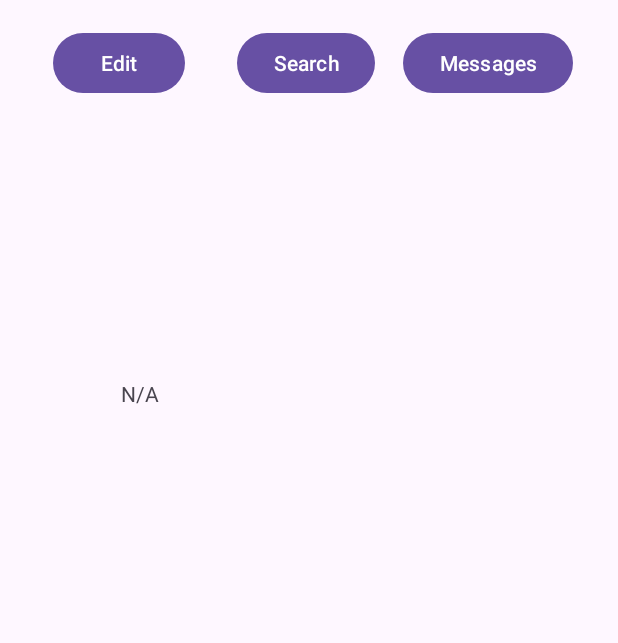
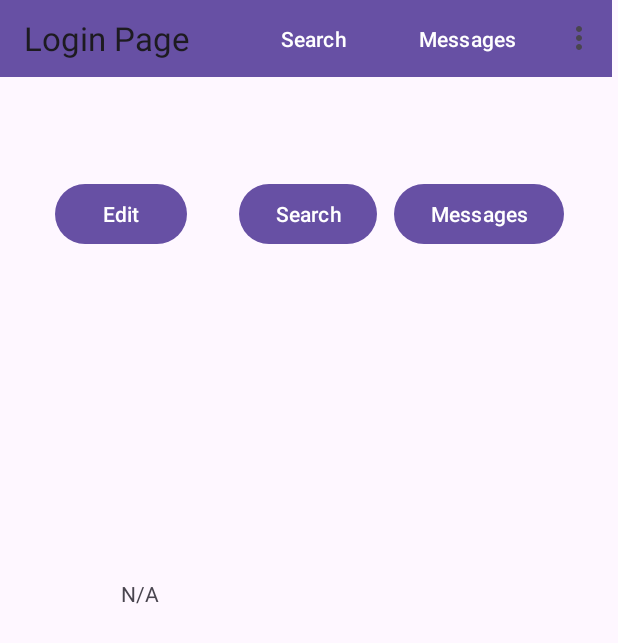
Before and after one commit to CS5520Fall2024Feinberg/Group5_Final, an Android app: the loginPage screen opened directly, with no data from a screen before it, on a phone screen of 412 x 824 dp. Shown: the top 643 px of the screen. Run offline under Robolectric (Android 15) with nearby library versions, the phone set to English and light mode, and no system bars.

Commit message:
added nav bar to loginPage

```diff
--- a/app/src/main/java/edu/northeastern/group5_final/loginPage.java
+++ b/app/src/main/java/edu/northeastern/group5_final/loginPage.java
@@ -2,13 +2,24 @@ package edu.northeastern.group5_final;
 
 import android.content.Intent;
 import android.os.Bundle;
+import android.view.Menu;
+import android.view.MenuInflater;
+import android.view.View;
+import android.widget.AdapterView;
+import android.widget.ArrayAdapter;
 import android.widget.Button;
+import android.widget.Spinner;
+import android.widget.Toast;
+
 
 import androidx.activity.EdgeToEdge;
 import androidx.appcompat.app.AppCompatActivity;
+import androidx.appcompat.widget.Toolbar;
 import androidx.core.graphics.Insets;
 import androidx.core.view.ViewCompat;
 import androidx.core.view.WindowInsetsCompat;
+
+import java.util.ArrayList;
 
 public class loginPage extends AppCompatActivity {
 
@@ -18,8 +29,27 @@ public class loginPage extends AppCompatActivity {
         EdgeToEdge.enable(this);
         setContentView(R.layout.activity_login_page);
 
+        //TODO: remove after finishing the nav bar
         Button btnSeach = findViewById(R.id.btn_lp_search);
         btnSeach.setOnClickListener(v -> {
+            startActivity(new Intent(this, SearchActivity.class));
+        });
+
+        Button btnSearch = findViewById(R.id.btn_search);
+        btnSearch.setOnClickListener(v -> {
+            startActivity(new Intent(this, SearchActivity.class));
+        });
+
+
+        // Set up the Toolbar
+        Toolbar toolbar = findViewById(R.id.toolbar);
+        setSupportActionBar(toolbar);
+
+        // Other setup code
+
+        //TODO: remove after finishing the nav bar
+        Button btnSearch2 = findViewById(R.id.btn_lp_search);
+        btnSearch2.setOnClickListener(v -> {
             startActivity(new Intent(this, SearchActivity.class));
         });
 
@@ -29,4 +59,11 @@ public class loginPage extends AppCompatActivity {
             return insets;
         });
     }
+
+    @Override
+    public boolean onCreateOptionsMenu(Menu menu) {
+        MenuInflater inflater = getMenuInflater();
+        inflater.inflate(R.menu.nav_menu, menu); // Use the correct menu file name
+        return true;
+    }
 }
--- a/app/src/main/res/layout/activity_login_page.xml
+++ b/app/src/main/res/layout/activity_login_page.xml
@@ -6,6 +6,45 @@
     android:layout_width="match_parent"
     android:layout_height="match_parent"
     tools:context=".loginPage">
+
+    <!-- Toolbar -->
+
+    <androidx.appcompat.widget.Toolbar
+        android:id="@+id/toolbar"
+        android:layout_width="408dp"
+        android:layout_height="51dp"
+        android:background="?attr/colorPrimary"
+        android:titleTextColor="@android:color/white"
+        app:layout_constraintBottom_toBottomOf="parent"
+        app:layout_constraintEnd_toEndOf="parent"
+        app:layout_constraintHorizontal_bias="0.0"
+        app:layout_constraintStart_toStartOf="parent"
+        app:layout_constraintTop_toTopOf="parent"
+        app:layout_constraintVertical_bias="0.0"
+        app:popupTheme="@style/ThemeOverlay.AppCompat.Light"
+        app:title="Login Page">
+
+        <!-- Button inside the Toolbar -->
+
+        <Button
+            android:id="@+id/btn_messages"
+            android:layout_width="wrap_content"
+            android:layout_height="match_parent"
+            android:layout_gravity="end"
+            android:background="@android:color/transparent"
+            android:text="Messages"
+            android:textColor="@android:color/white" />
+        <Button
+            android:id="@+id/btn_search"
+            android:layout_width="wrap_content"
+            android:layout_height="match_parent"
+            android:layout_gravity="end"
+            android:background="@android:color/transparent"
+            android:text="Search"
+            android:textColor="@android:color/white" />
+
+
+    </androidx.appcompat.widget.Toolbar>
 
     <ImageView
         android:id="@+id/imv_profilePic"
@@ -16,7 +55,7 @@
         app:layout_constraintHorizontal_bias="0.061"
         app:layout_constraintStart_toStartOf="parent"
         app:layout_constraintTop_toBottomOf="@+id/btn_lp_edit"
-        app:layout_constraintVertical_bias="0.028"
+        app:layout_constraintVertical_bias="0.111"
         tools:srcCompat="@tools:sample/avatars" />
 
     <TextView
@@ -38,10 +77,10 @@
         android:text="@string/btn_lp_messages"
         app:layout_constraintBottom_toBottomOf="parent"
         app:layout_constraintEnd_toEndOf="parent"
-        app:layout_constraintHorizontal_bias="0.377"
+        app:layout_constraintHorizontal_bias="0.244"
         app:layout_constraintStart_toEndOf="@+id/btn_lp_search"
-        app:layout_constraintTop_toTopOf="parent"
-        app:layout_constraintVertical_bias="0.023" />
+        app:layout_constraintTop_toBottomOf="@+id/toolbar"
+        app:layout_constraintVertical_bias="0.093" />
 
     <Button
         android:id="@+id/btn_lp_search"
@@ -50,10 +89,10 @@
         android:text="@string/btn_lp_seach"
         app:layout_constraintBottom_toBottomOf="parent"
         app:layout_constraintEnd_toEndOf="parent"
-        app:layout_constraintHorizontal_bias="0.175"
+        app:layout_constraintHorizontal_bias="0.176"
         app:layout_constraintStart_toEndOf="@+id/btn_lp_edit"
-        app:layout_constraintTop_toTopOf="parent"
-        app:layout_constraintVertical_bias="0.023" />
+        app:layout_constraintTop_toBottomOf="@+id/toolbar"
+        app:layout_constraintVertical_bias="0.093" />
 
     <Button
         android:id="@+id/btn_lp_edit"
@@ -62,8 +101,10 @@
         android:text="@string/btn_lp_edit"
         app:layout_constraintBottom_toBottomOf="parent"
         app:layout_constraintEnd_toEndOf="parent"
-        app:layout_constraintHorizontal_bias="0.109"
+        app:layout_constraintHorizontal_bias="0.114"
         app:layout_constraintStart_toStartOf="parent"
-        app:layout_constraintTop_toTopOf="parent"
-        app:layout_constraintVertical_bias="0.023" />
+        app:layout_constraintTop_toBottomOf="@+id/toolbar"
+        app:layout_constraintVertical_bias="0.093" />
+
+
 </androidx.constraintlayout.widget.ConstraintLayout>
--- /dev/null
+++ b/app/src/main/res/menu/nav_menu.xml
@@ -0,0 +1,12 @@
+<?xml version="1.0" encoding="utf-8"?>
+<menu xmlns:android="http://schemas.android.com/apk/res/android">
+    <item android:id="@+id/item1"
+        android:title="Edit Profile" />
+    <item android:id="@+id/item2"
+        android:title="Create Band" />
+    <item android:id="@+id/item3"
+        android:title="Settings" />
+    <item android:id="@+id/item4"
+        android:title="Sign Out" />
+
+</menu>
--- a/app/src/main/res/values/strings.xml
+++ b/app/src/main/res/values/strings.xml
@@ -23,4 +23,11 @@
     <string name="btn_search">Search</string>
     <string name="rbtn_sa_users">Music Artists</string>
     <string name="rbtn_sa_bands">Music Groups</string>
+
+    <!-- Dropdown Items for Menu -->
+    <string-array name="dropdownMenu_items">
+        <item>Option 1</item>
+        <item>Option 2</item>
+        <item>Option 3</item>
+    </string-array>
 </resources>
```
